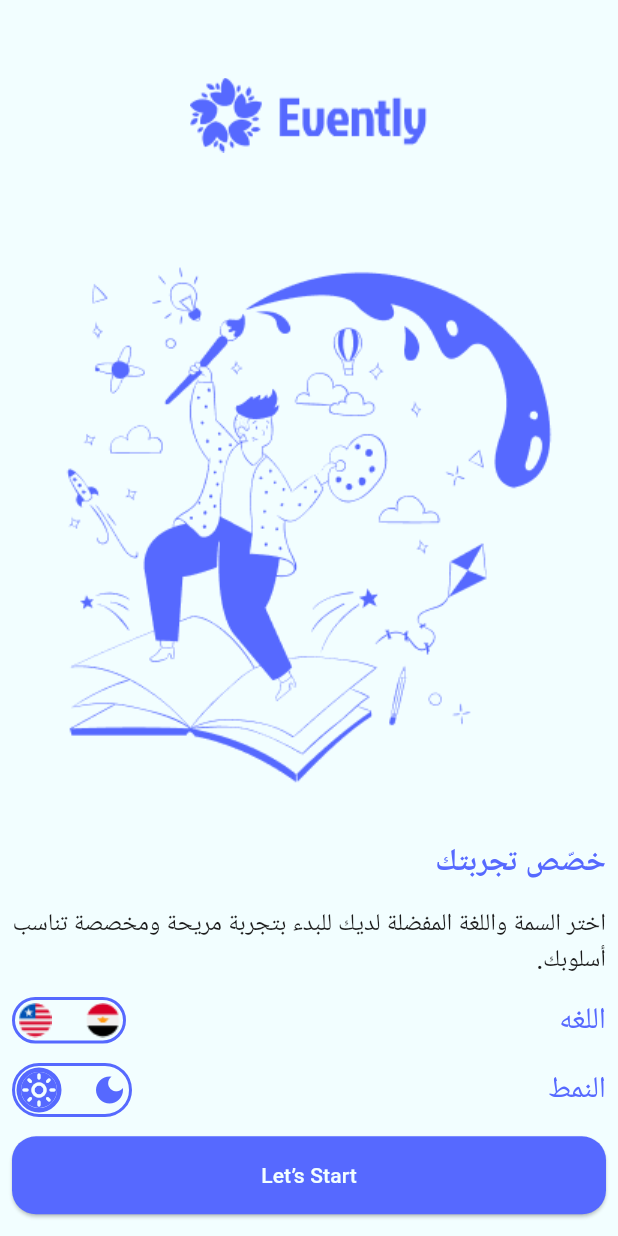
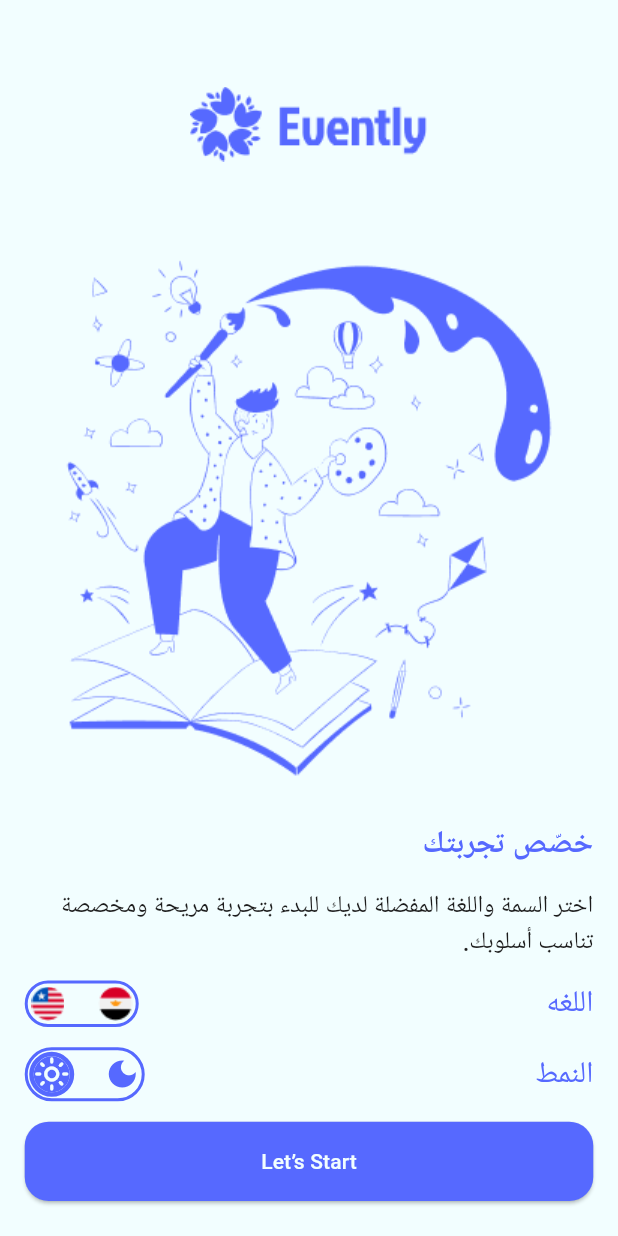
Before and after one commit to DinaAli261/eventely, a Flutter app: the screen it shows after launch, on a phone screen of 412 x 824 dp. Run offline on Flutter 3.47's test engine with Material 3 defaults, Android fonts, the phone set to English and light mode, and no system bars; our stand-ins replace introduction_screen, shared_preferences.

Commit message:
+first screen

```diff
--- a/lib/main.dart
+++ b/lib/main.dart
@@ -9,7 +9,6 @@ import 'package:evently/utils/app_routes.dart';
 import 'package:evently/utils/app_theme.dart';
 import 'package:flutter/material.dart';
 import 'package:provider/provider.dart';
-
 void main() {
   runApp(MultiProvider(
       providers: [
--- a/lib/ui/first_screen/first_screen.dart
+++ b/lib/ui/first_screen/first_screen.dart
@@ -10,7 +10,7 @@ import '../../utils/app_colors.dart';
 
 class FirstScreen extends StatefulWidget {
 
-  FirstScreen({super.key});
+  const FirstScreen({super.key});
 
   @override
   State<FirstScreen> createState() => _FirstScreenState();
@@ -24,17 +24,21 @@ class _FirstScreenState extends State<FirstScreen> {
 
   @override
   Widget build(BuildContext context) {
+    var width = MediaQuery
+        .of(context)
+        .size
+        .width;
     var themeProvider = Provider.of<AppThemeProvider>(context);
     final isDark = themeProvider.appTheme == ThemeMode.dark;
     return SafeArea(
       child: Scaffold(
         body: Padding(
-          padding: const EdgeInsets.all(8.0),
+          padding: EdgeInsets.all(width * 0.04),
           child: Column(
             mainAxisAlignment: MainAxisAlignment.spaceAround,
             crossAxisAlignment: CrossAxisAlignment.stretch,
             children: [
-              buildImage('onboarding', 159),
+              buildImage('onboarding', width * 0.40),
               buildImage((isDark) ? 'onboarding1_dark' : 'onboarding1'),
               Text(
                 AppLocalizations.of(context)!.firstScreenTitle,
@@ -75,7 +79,7 @@ class _FirstScreenState extends State<FirstScreen> {
                       AppRoutes.onboardingRouteName);
                 },
                 style: ElevatedButton.styleFrom(
-                  padding: EdgeInsets.all(16),
+                  padding: EdgeInsets.all(width * 0.04),
                   backgroundColor: AppColors.blue,
                   shape: RoundedRectangleBorder(
                     borderRadius: BorderRadius.circular(16.0),
@@ -93,34 +97,3 @@ class _FirstScreenState extends State<FirstScreen> {
     );
   }
 }
-
-//PageViewModel(
-//           titleWidget: createTitleWidget("Personalize Your Experience"),
-//           bodyWidget: createBodyWidget(
-//             "Choose your preferred theme and language to get started with a comfortable, tailored experience that suits your style.",
-//             isDark,
-//             isFirst: true,
-//           ),
-//           image: _buildImage((isDark) ? 'onboarding1_dark' : 'onboarding1'),
-//           footer: ElevatedButton(
-//             onPressed: () {
-//               introKey.currentState?.animateScroll(0);
-//             },
-//             style: ElevatedButton.styleFrom(
-//               padding: EdgeInsets.all(16),
-//               backgroundColor: AppColors.blue,
-//               shape: RoundedRectangleBorder(
-//                 borderRadius: BorderRadius.circular(16.0),
-//               ),
-//             ),
-//             child: const Text(
-//               'Let’s Start',
-//               style: TextStyle(color: AppColors.white),
-//             ),
-//           ),
-//           decoration: pageDecoration.copyWith(
-//             bodyFlex: 6,
-//             imageFlex: 6,
-//             safeArea: 80,
-//           ),
-//         ),
--- a/lib/ui/first_screen/select_widget.dart
+++ b/lib/ui/first_screen/select_widget.dart
@@ -72,7 +72,7 @@ class _SelectWidgetState extends State<SelectWidget> {
                   ? {
                       isSelectedAr = false,
                       isSelectedEN = true,
-                      languageProvider.changeLanguage('en'),
+                      languageProvider.changeLanguage("en"),
                       saveLastLang("en"),
                     }
                   : {
```
Also changed, not shown: lib/ui/home/tabs/profile/language/language_bottom_sheet.dart (+4 -4 lines).
